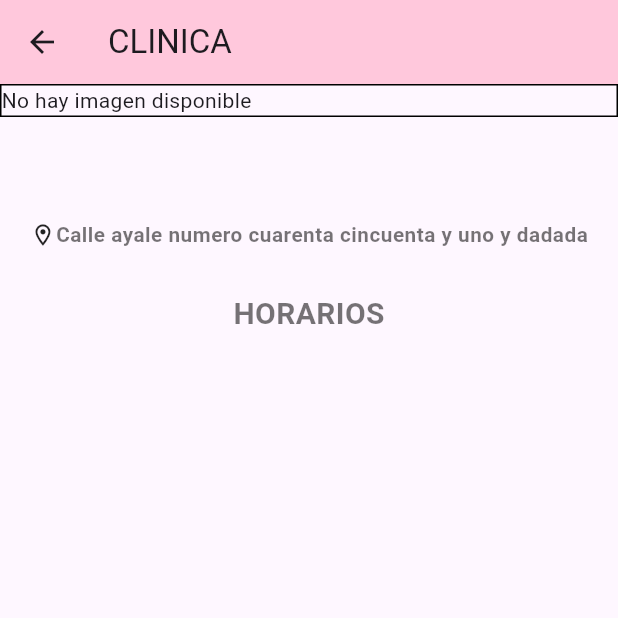
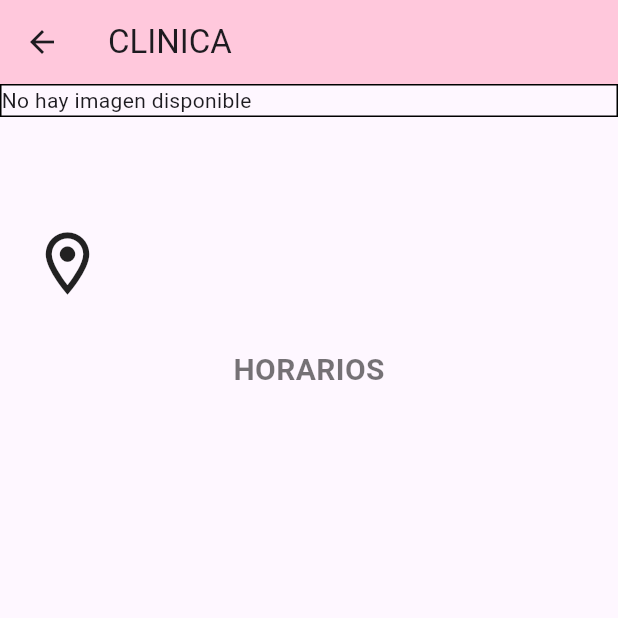
Before and after one commit to Rayzkode/brujula_emocional, a Flutter app: the clinic_page screen opened directly with empty values, on a phone screen of 412 x 824 dp, the top half of it. Run offline on Flutter 3.47's test engine with Material 3 defaults, Android fonts, the light colour scheme and no system bars; our stand-ins replace cloud_firestore, firebase_auth, firebase_core, firebase_storage, image_picker, smooth_page_indicator; accounts and stored records are empty.

Commit message:
Creacion de side screens

```diff
--- a/lib/home_page.dart
+++ b/lib/home_page.dart
@@ -123,11 +123,6 @@ class _HomePageState extends State<HomePage> {
         onTap: () => Navigator.pop(context),
       ),
       _buildDrawerItem(
-        icon: Icons.language,
-        title: 'Idioma',
-        onTap: () => Navigator.pop(context),
-      ),
-      _buildDrawerItem(
         icon: Icons.lock,
         title: 'PIN',
         onTap: () => Navigator.pop(context),
--- a/lib/pages_screens/clinic_page.dart
+++ b/lib/pages_screens/clinic_page.dart
@@ -93,22 +93,22 @@ class _clinic_pageState extends State<clinic_page> {
                     ),
                   ),
                 ),
-                const Align(
+                Align(
                   alignment: Alignment.topLeft,
                   child: Padding(
-                    padding: EdgeInsets.only(left: 20, right: 20, top: 2),
+                    padding: const EdgeInsets.only(left: 20, right: 20, top: 2),
                     child: FittedBox(
                       fit: BoxFit.scaleDown,
                       child: Row(
                         children: [
-                          Icon(
+                          const Icon(
                             Icons.location_on_outlined,
                             size: 50,
                           ),
                           Text(
-                            "Calle ayale numero cuarenta cincuenta y uno y dadada",
+                            direccion,
                             textAlign: TextAlign.left,
-                            style: TextStyle(
+                            style: const TextStyle(
                               letterSpacing: 1,
                               color: Colors.black54,
                               fontWeight: FontWeight.bold,
@@ -122,7 +122,7 @@ class _clinic_pageState extends State<clinic_page> {
                 ),
                 const SizedBox(height: 28),
 
-                Text(
+                const Text(
                   "HORARIOS",
                   style: TextStyle(
                       fontWeight: FontWeight.bold,
@@ -130,7 +130,6 @@ class _clinic_pageState extends State<clinic_page> {
                       fontSize: 20),
                 ),
                 const SizedBox(height: 28),
-
                 // Imprimir los horarios ordenados
                 Column(
                   crossAxisAlignment: CrossAxisAlignment.start,
--- /dev/null
+++ b/lib/side_screens/PinScreen.dart
@@ -0,0 +1,3 @@
+/*Esta pantalla te debe dar la opcion como usuario de poder asignarle un
+pint contaseña a la app al momento de iniciarla, aqui realmente no se como orientarte,
+puedes buscar ejemplos ya sea en apps o en internet*/
--- /dev/null
+++ b/lib/side_screens/TemaScreen.dart
@@ -0,0 +1,3 @@
+/*Tengo pensado que en esta pantalla puedas cambiar los colores de la aplicacion eligiendo
+entre opciones de color ya predeterminados, realmente no tengo la idea completa de como
+hacerla pero si se te ocurre algo adelante, hay total libertad*/
--- /dev/null
+++ b/lib/side_screens/TermsScreen.dart
@@ -0,0 +1,3 @@
+/*Esta pantalla es de terminos y condiciones realmente es puro texto y puedes
+inventarle lo que quieras mientras se vea bien, de nuevo apoyate de aplicaciones
+que tengan esta opcion para una mejor guia*/
```
Also changed, not shown: lib/side_screens/ConfigScreen.dart (added, +16 -0 lines).
